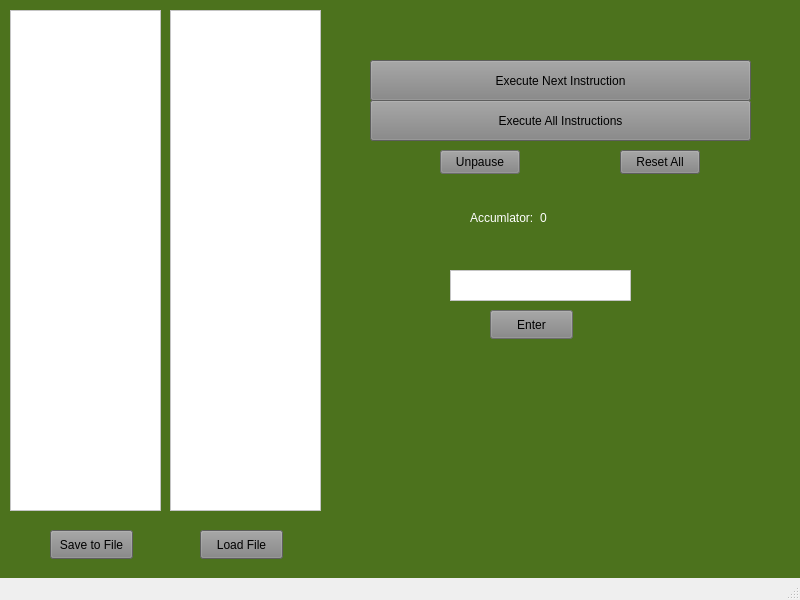
Before: the Qt Designer form UVSim/mainwindow.ui in JoshuaTheEpic1/Software_Engineering, drawn with Qt 5.
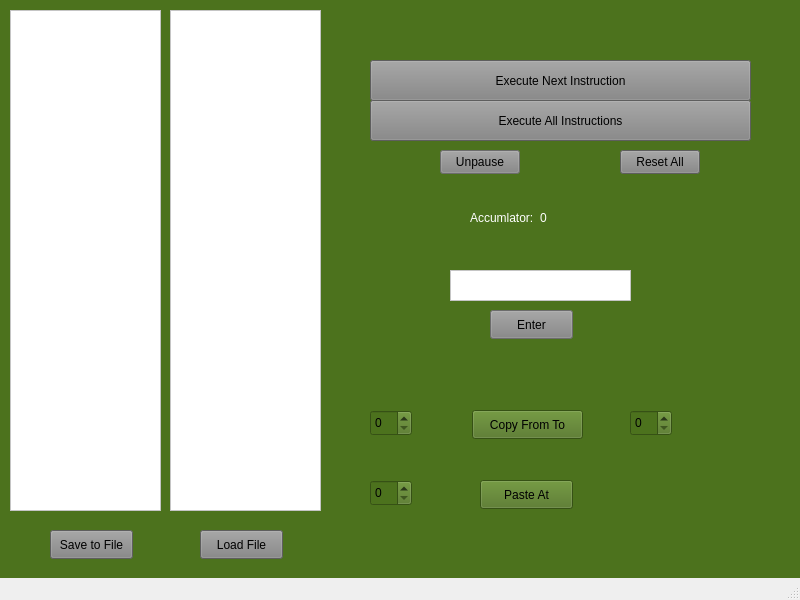
After: the same form once the commit is applied.

Commit message: Added the copy and paste buttons.

What changed in the file:
```diff
--- a/UVSim/mainwindow.ui
+++ b/UVSim/mainwindow.ui
@@ -229,6 +229,65 @@
      <string>Load File</string>
     </property>
    </widget>
+   <widget class="QSpinBox" name="startCopy">
+    <property name="geometry">
+     <rect>
+      <x>370</x>
+      <y>410</y>
+      <width>42</width>
+      <height>26</height>
+     </rect>
+    </property>
+    <property name="value">
+     <number>0</number>
+    </property>
+   </widget>
+   <widget class="QSpinBox" name="endCopy">
+    <property name="geometry">
+     <rect>
+      <x>630</x>
+      <y>410</y>
+      <width>42</width>
+      <height>26</height>
+     </rect>
+    </property>
+   </widget>
+   <widget class="QPushButton" name="copyButton">
+    <property name="geometry">
+     <rect>
+      <x>472</x>
+      <y>410</y>
+      <width>111</width>
+      <height>29</height>
+     </rect>
+    </property>
+    <property name="text">
+     <string>Copy From To</string>
+    </property>
+   </widget>
+   <widget class="QPushButton" name="pasteButton">
+    <property name="geometry">
+     <rect>
+      <x>480</x>
+      <y>480</y>
+      <width>93</width>
+      <height>29</height>
+     </rect>
+    </property>
+    <property name="text">
+     <string>Paste At</string>
+    </property>
+   </widget>
+   <widget class="QSpinBox" name="pasteBox">
+    <property name="geometry">
+     <rect>
+      <x>370</x>
+      <y>480</y>
+      <width>42</width>
+      <height>26</height>
+     </rect>
+    </property>
+   </widget>
   </widget>
   <widget class="QStatusBar" name="statusbar"/>
  </widget>
```
The commit also changes 492 other files.
